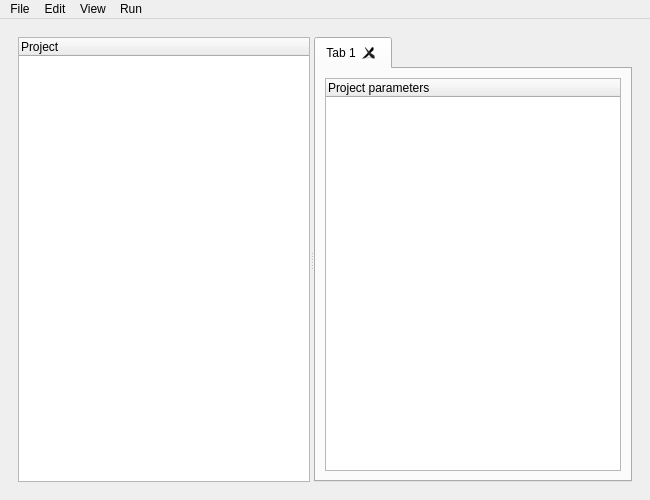
The window that gui/ui_files/mainwindow.ui (OSUDSL/pydre) describes before a commit, drawn with Qt 5.
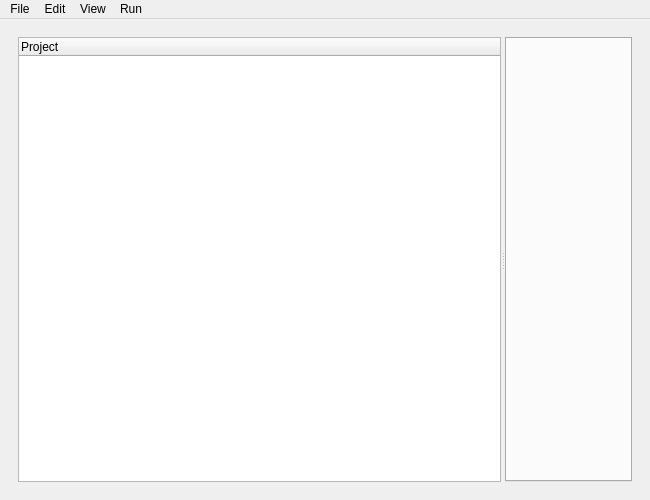
The same window after the commit. The open tabs and pages were chosen to show the change.

Commit message: Made it so a new tab is created whenever a project file is opened

What changed in the file:
```diff
--- a/gui/ui_files/mainwindow.ui
+++ b/gui/ui_files/mainwindow.ui
@@ -171,22 +171,6 @@
            <property name="movable">
             <bool>true</bool>
            </property>
-           <widget class="QWidget" name="tab">
-            <attribute name="title">
-             <string>Tab 1</string>
-            </attribute>
-            <layout class="QVBoxLayout" name="verticalLayout_2">
-             <item>
-              <widget class="QTreeWidget" name="pfile_tree_0">
-               <column>
-                <property name="text">
-                 <string notr="true">Project parameters</string>
-                </property>
-               </column>
-              </widget>
-             </item>
-            </layout>
-           </widget>
           </widget>
          </widget>
         </item>
```
Left out of the diff: 2 changed lines with no effect on the pictures. The commit also changes 2 other files.
